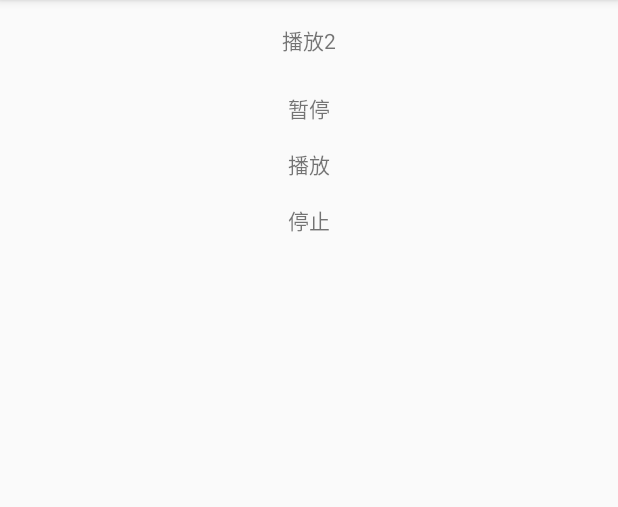
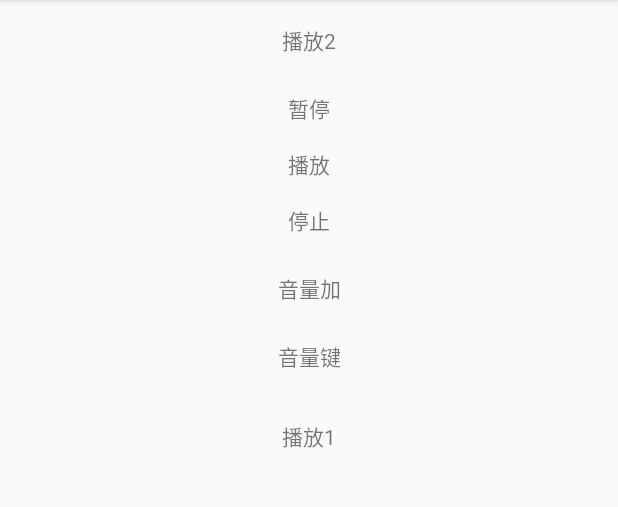
Before and after one commit to Cmahjong/openSLESDemo, an Android app: the screen it shows after launch (MainActivity), on a phone screen of 412 x 824 dp, the part 84-591 px from its top. Run offline under Robolectric (Android 15) with nearby library versions, the phone set to English and light mode, and no system bars; 1 statement that could not run was skipped.

Commit message:
播放URL和加音量和减音量没有用，尴尬，不知道原因

```diff
--- a/app/src/main/AndroidManifest.xml
+++ b/app/src/main/AndroidManifest.xml
@@ -2,6 +2,9 @@
 <manifest xmlns:android="http://schemas.android.com/apk/res/android"
     package="com.yinjin.expandtextview.openslesdemo">
 
+    <uses-permission android:name="android.permission.INTERNET"/>
+    <uses-permission android:name="android.permission.READ_EXTERNAL_STORAGE"/>
+    <uses-permission android:name="android.permission.WRITE_EXTERNAL_STORAGE"/>
     <application
         android:allowBackup="true"
         android:icon="@mipmap/ic_launcher"
--- a/app/src/main/java/com/yinjin/expandtextview/openslesdemo/MainActivity.kt
+++ b/app/src/main/java/com/yinjin/expandtextview/openslesdemo/MainActivity.kt
@@ -20,6 +20,9 @@ class MainActivity : AppCompatActivity() {
         tv2.setOnClickListener {
             voiceUtil.playAsset(assetManager, "mydream.m4a")
         }
+        tv1.setOnClickListener {
+            voiceUtil.playURL("http://mpge.5nd.com/2015/2015-11-26/69708/1.mp3")
+        }
         stop.setOnClickListener {
             voiceUtil.stop()
         }
@@ -27,7 +30,8 @@ class MainActivity : AppCompatActivity() {
             voiceUtil.pause()
         }
         play.setOnClickListener { voiceUtil.replay() }
-
+        volume_add.setOnClickListener { voiceUtil.volumeAdd() }
+        volume_reduce.setOnClickListener { voiceUtil.volumeReduce() }
     }
 
     companion object {
--- a/app/src/main/java/com/yinjin/expandtextview/openslesdemo/VoiceUtil.java
+++ b/app/src/main/java/com/yinjin/expandtextview/openslesdemo/VoiceUtil.java
@@ -21,4 +21,6 @@ public class VoiceUtil {
     public native void stop();
     public native void pause();
     public native void replay();
+    public native void volumeAdd();
+    public native void volumeReduce();
 }
--- a/app/src/main/res/layout/activity_main.xml
+++ b/app/src/main/res/layout/activity_main.xml
@@ -57,5 +57,44 @@
         app:layout_constraintStart_toStartOf="parent"
         app:layout_constraintTop_toBottomOf="@+id/play"/>
 
+    <TextView
+        android:padding="8dp"
+        android:id="@+id/volume_add"
+        android:layout_width="wrap_content"
+        android:layout_height="wrap_content"
+        android:layout_marginEnd="8dp"
+        android:layout_marginStart="8dp"
+        android:layout_marginTop="8dp"
+        android:text="音量加"
+        app:layout_constraintEnd_toEndOf="parent"
+        app:layout_constraintStart_toStartOf="parent"
+        app:layout_constraintTop_toBottomOf="@+id/stop"/>
+
+    <TextView
+        android:padding="8dp"
+        android:id="@+id/volume_reduce"
+        android:layout_width="wrap_content"
+        android:layout_height="wrap_content"
+        android:layout_marginEnd="8dp"
+        android:layout_marginStart="8dp"
+        android:layout_marginTop="8dp"
+        android:text="音量键"
+        app:layout_constraintEnd_toEndOf="parent"
+        app:layout_constraintStart_toStartOf="parent"
+        app:layout_constraintTop_toBottomOf="@+id/volume_add"/>
+
+    <TextView
+        android:padding="8dp"
+        android:id="@+id/tv1"
+        android:layout_width="wrap_content"
+        android:layout_height="wrap_content"
+        android:layout_marginEnd="8dp"
+        android:layout_marginStart="8dp"
+        android:layout_marginTop="16dp"
+        android:text="播放1"
+        app:layout_constraintEnd_toEndOf="parent"
+        app:layout_constraintStart_toStartOf="parent"
+        app:layout_constraintTop_toBottomOf="@+id/volume_reduce"/>
+
 
 </android.support.constraint.ConstraintLayout>
```
Also changed, not shown: 1 other file.
